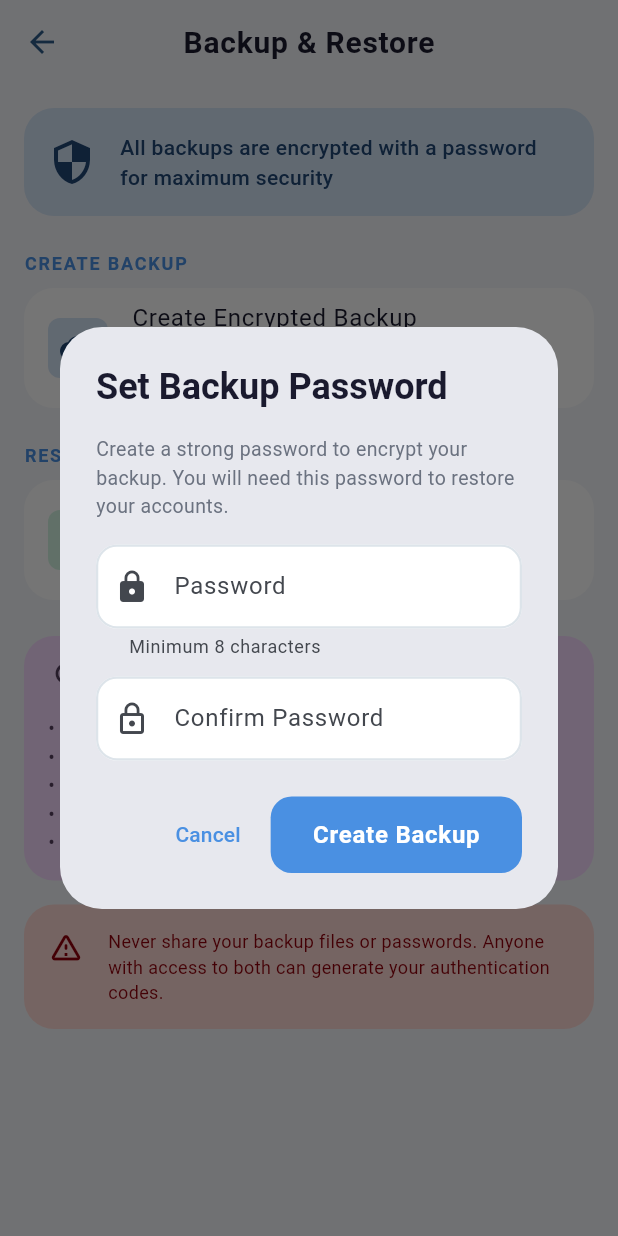
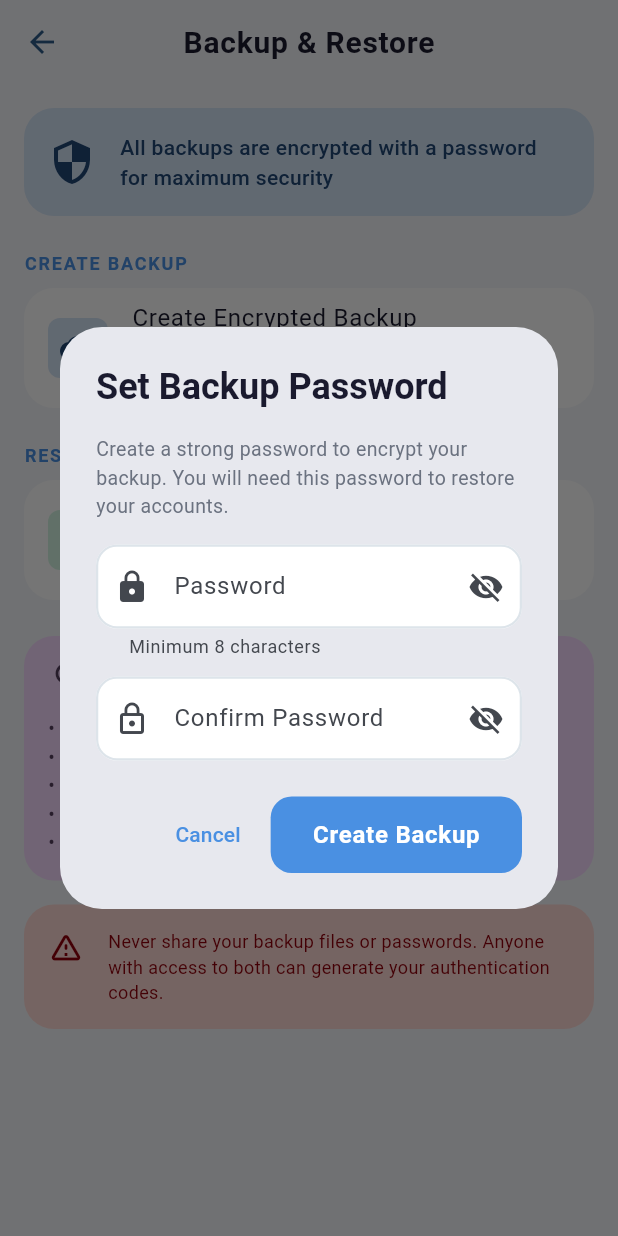
Before and after one commit to sreerajp80/sreerajp_authenticator, a Flutter app: the BackupRestoreScreen screen opened directly, after a tap on "Create Encrypted Backup", on a phone screen of 412 x 824 dp. Run offline on Flutter 3.47's test engine with Material 3 defaults, Android fonts, the phone set to English and light mode, and no system bars; our stand-ins replace file_picker, flutter_animate, flutter_secure_storage, flutter_slidable, local_auth, package_info_plus and 5 more; missing offline and left inert: base32, encrypt, mobile_scanner, pointycastle, screen_protector; accounts and stored records are empty.

```diff
--- a/lib/screens/backup_restore_screen.dart
+++ b/lib/screens/backup_restore_screen.dart
@@ -29,6 +29,8 @@ class _BackupRestoreScreenState extends State<BackupRestoreScreen> {
     final TextEditingController passwordController = TextEditingController();
     final TextEditingController confirmPasswordController =
         TextEditingController();
+    bool obscurePassword = true;
+    bool obscureConfirm = true;
 
     final password = await showDialog<String>(
       context: context,
@@ -47,22 +49,36 @@ class _BackupRestoreScreenState extends State<BackupRestoreScreen> {
                 const SizedBox(height: 16),
                 TextField(
                   controller: passwordController,
-                  obscureText: true,
-                  decoration: const InputDecoration(
+                  obscureText: obscurePassword,
+                  decoration: InputDecoration(
                     labelText: 'Password',
-                    border: OutlineInputBorder(),
-                    prefixIcon: Icon(Icons.lock),
+                    border: const OutlineInputBorder(),
+                    prefixIcon: const Icon(Icons.lock),
                     helperText: 'Minimum 8 characters',
+                    suffixIcon: IconButton(
+                      icon: Icon(obscurePassword
+                          ? Icons.visibility_off
+                          : Icons.visibility),
+                      onPressed: () =>
+                          setState(() => obscurePassword = !obscurePassword),
+                    ),
                   ),
                 ),
                 const SizedBox(height: 12),
                 TextField(
                   controller: confirmPasswordController,
-                  obscureText: true,
-                  decoration: const InputDecoration(
+                  obscureText: obscureConfirm,
+                  decoration: InputDecoration(
                     labelText: 'Confirm Password',
-                    border: OutlineInputBorder(),
-                    prefixIcon: Icon(Icons.lock_outline),
+                    border: const OutlineInputBorder(),
+                    prefixIcon: const Icon(Icons.lock_outline),
+                    suffixIcon: IconButton(
+                      icon: Icon(obscureConfirm
+                          ? Icons.visibility_off
+                          : Icons.visibility),
+                      onPressed: () =>
+                          setState(() => obscureConfirm = !obscureConfirm),
+                    ),
                   ),
                 ),
               ],
@@ -170,11 +186,14 @@ class _BackupRestoreScreenState extends State<BackupRestoreScreen> {
     if (!mounted) return;
 
     final TextEditingController passwordController = TextEditingController();
+    bool obscurePassword = true;
     final password = await showDialog<String>(
       context: context,
       builder: (context) => AlertDialog(
         title: const Text('Enter Backup Password'),
-        content: Column(
+        content: StatefulBuilder(
+          builder: (context, setState) {
+            return Column(
               mainAxisSize: MainAxisSize.min,
               children: [
                 const Text(
@@ -183,16 +202,25 @@ class _BackupRestoreScreenState extends State<BackupRestoreScreen> {
                 const SizedBox(height: 16),
                 TextField(
                   controller: passwordController,
-              obscureText: true,
+                  obscureText: obscurePassword,
                   autofocus: true,
-              decoration: const InputDecoration(
+                  decoration: InputDecoration(
                     labelText: 'Password',
-                border: OutlineInputBorder(),
-                prefixIcon: Icon(Icons.lock),
+                    border: const OutlineInputBorder(),
+                    prefixIcon: const Icon(Icons.lock),
+                    suffixIcon: IconButton(
+                      icon: Icon(obscurePassword
+                          ? Icons.visibility_off
+                          : Icons.visibility),
+                      onPressed: () =>
+                          setState(() => obscurePassword = !obscurePassword),
+                    ),
                   ),
                   onSubmitted: (value) => Navigator.pop(context, value),
                 ),
               ],
+            );
+          },
         ),
         actions: [
           TextButton(
--- a/lib/screens/lock_screen.dart
+++ b/lib/screens/lock_screen.dart
@@ -620,8 +620,10 @@ class _LockScreenState extends State<LockScreen> with WidgetsBindingObserver {
     final groupsProvider = context.read<GroupsProvider>();
 
     await settingsProvider.setLocked(false);
-    await accountsProvider.loadAccounts();
-    await groupsProvider.loadGroups();
+    await Future.wait([
+      accountsProvider.loadAccounts(),
+      groupsProvider.loadGroups(),
+    ]);
   }
 
   @override
--- a/lib/utils/constants.dart
+++ b/lib/utils/constants.dart
@@ -12,6 +12,7 @@ class AppConstants {
   static const int cbcIvBase64Length = 24;
   static const int saltSize = 16;
   static const int pbkdf2Iterations = 300000;
+  static const int pbkdf2IterationsPin = 100000;
   static const int pbkdf2HashSize = 32;
   static const int hmacBlockSize = 64;
 
@@ -61,7 +62,7 @@ class AppConstants {
 
   static const int maxPinAttempts = 5;
   static const int maxQuickUnlockAttempts = 3;
-  static const int currentPinVersion = 2;
+  static const int currentPinVersion = 3;
   static const int recoveryKeyLength = 16;
   static const String recoveryKeyCharset = 'ABCDEFGHJKLMNPQRSTUVWXYZ23456789';
   static const Duration strongAuthTimeout = Duration(hours: 1);
--- a/pubspec.yaml
+++ b/pubspec.yaml
@@ -1,7 +1,7 @@
 name: sreerajp_authenticator
 description: "A modern TOTP/HOTP authenticator app"
 publish_to: 'none'
-version: 2.5.3+1
+version: 2.5.5+1
 
 environment:
   sdk: ^3.11.1
```
Also changed, not shown: lib/services/auth_service.dart (+47 -14 lines), 2 other files. Lines whose indentation alone changed are shown as unchanged.
